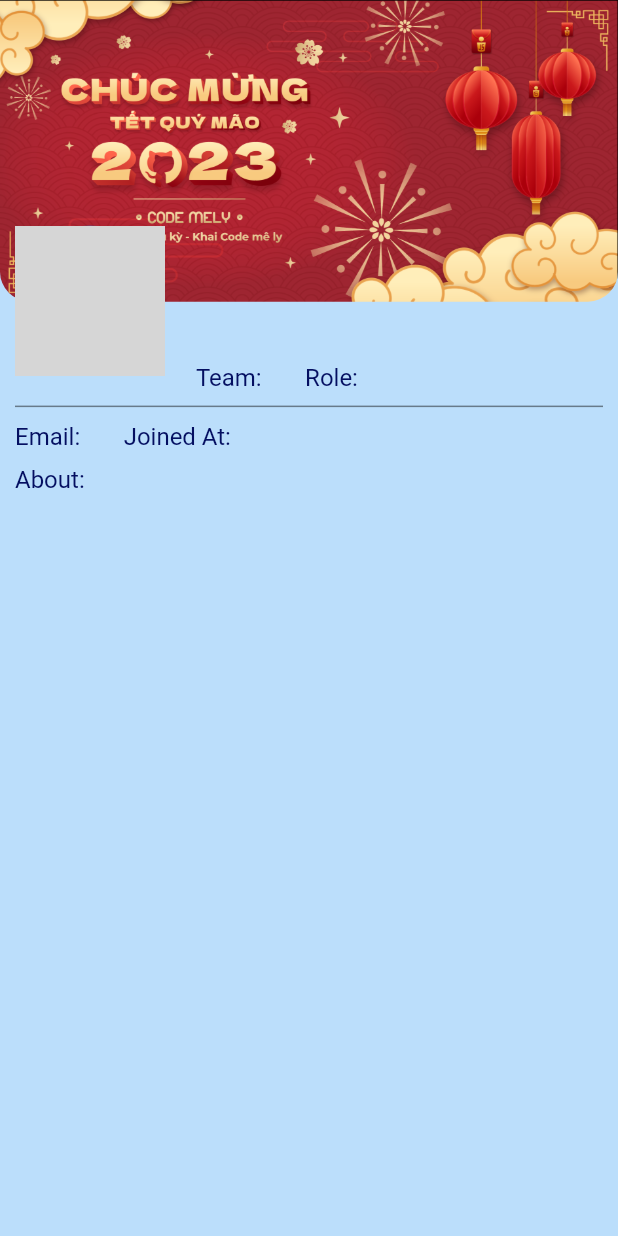
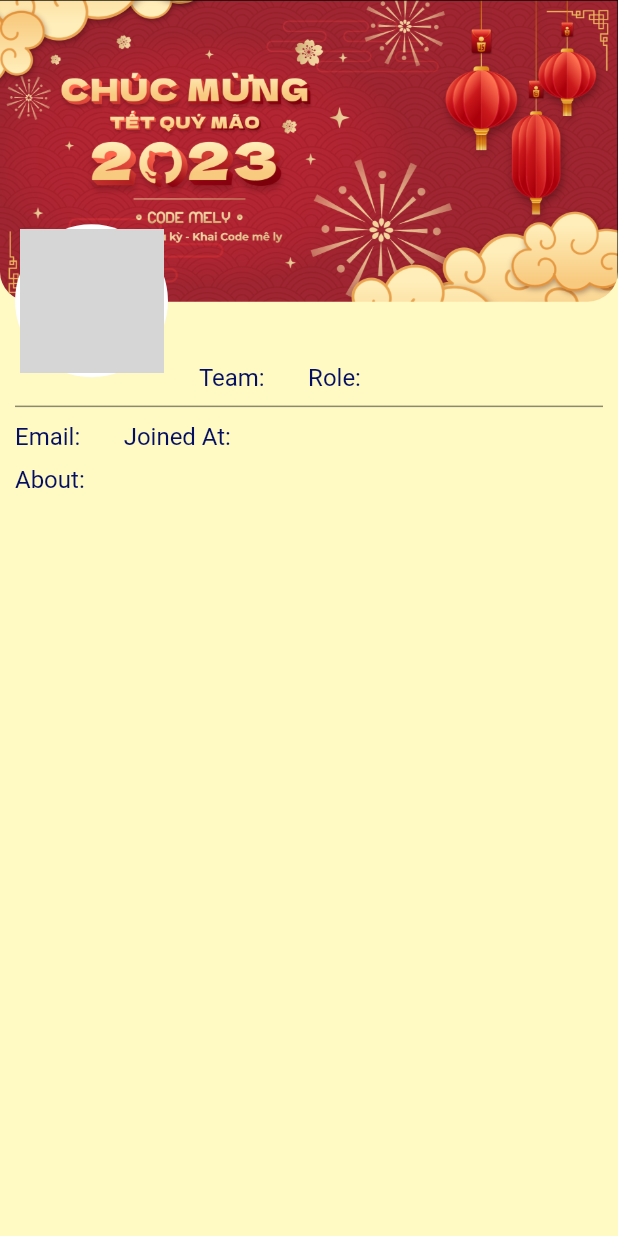
Before and after one commit to Tuanpluss02/Code-MeLy-Admin, a Flutter app: the UserView screen opened directly with empty values, on a phone screen of 412 x 824 dp. Run offline on Flutter 3.47's test engine with Material 2 defaults, Android fonts, the phone set to English and light mode, and no system bars; our stand-ins replace auto_size_text, cloud_firestore, firebase_auth, firebase_core, firebase_storage, get and 4 more; accounts and stored records are empty; network calls fail; Roboto replaces fonts that are missing (Livvic); grey boxes are pictures that could not be loaded.

Commit message:
fix listview

```diff
--- a/lib/pages/users/add_user.dart
+++ b/lib/pages/users/add_user.dart
@@ -142,7 +142,8 @@
                               child: SizedBox.fromSize(
                                 size: const Size.fromRadius(80), // Image radius
                                 child: imageController.image != null
-                                    ? Image.file(imageController.image!)
+                                    ? Image.file(imageController.image!,
+                                        fit: BoxFit.cover)
                                     : Image.asset(
                                         'assets/images/defaultAvatar.jpg',
                                         fit: BoxFit.cover),
--- a/lib/pages/users/users_page.dart
+++ b/lib/pages/users/users_page.dart
@@ -4,7 +4,7 @@
 import 'package:mely_admin/pages/users/add_user.dart';
 import 'package:mely_admin/styles/app_styles.dart';
 import 'package:mely_admin/widgets/users/user_card.dart';
-import 'package:mely_admin/widgets/users/user_view.dart';
+import 'package:mely_admin/widgets/users/user_detail.dart';
 
 class UserPage extends StatefulWidget {
   const UserPage({super.key});
--- a/lib/widgets/users/user_view.dart
+++ b/lib/widgets/users/user_detail.dart
@@ -17,11 +17,12 @@
     Size size = MediaQuery.of(context).size;
     return SafeArea(
       child: Scaffold(
-        backgroundColor: (widget.docs['role'] == 'Founder' ||
-                widget.docs['role'] == 'Co-Founder' ||
-                widget.docs['role'] == 'Leader')
-            ? AppStyle.adminColor
-            : AppStyle.memberColor,
+        // backgroundColor: (widget.docs['role'] == 'Founder' ||
+        //         widget.docs['role'] == 'Co-Founder' ||
+        //         widget.docs['role'] == 'Leader')
+        //     ? AppStyle.adminColor
+        //     : AppStyle.memberColor,
+        backgroundColor: Colors.yellow.shade100,
         body: SingleChildScrollView(
           child: Stack(children: [
             ClipRRect(
@@ -41,10 +42,16 @@
                     children: [
                       Container(
                         margin: EdgeInsets.only(top: size.height * 0.17),
-                        child: CircleAvatar(
-                          radius: 50,
-                          backgroundImage:
-                              NetworkImage(widget.docs['profilePicture']),
+                        padding: const EdgeInsets.all(3), // Border width
+                        decoration: const BoxDecoration(
+                            color: Color.fromARGB(255, 255, 255, 255),
+                            shape: BoxShape.circle),
+                        child: ClipOval(
+                          child: SizedBox.fromSize(
+                            size: const Size.fromRadius(48), // Image radius
+                            child: Image.network(widget.docs['profilePicture'],
+                                fit: BoxFit.cover),
+                          ),
                         ),
                       ),
                       SizedBox(width: size.width * 0.05),
```
